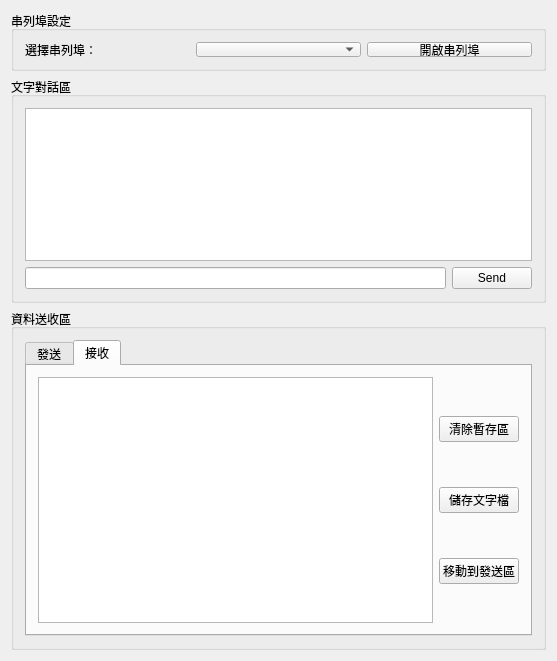
Before: the Qt Designer form mainwindow.ui in mickey9910326/ASA_HMI_Data_Agent, drawn with Qt 5.
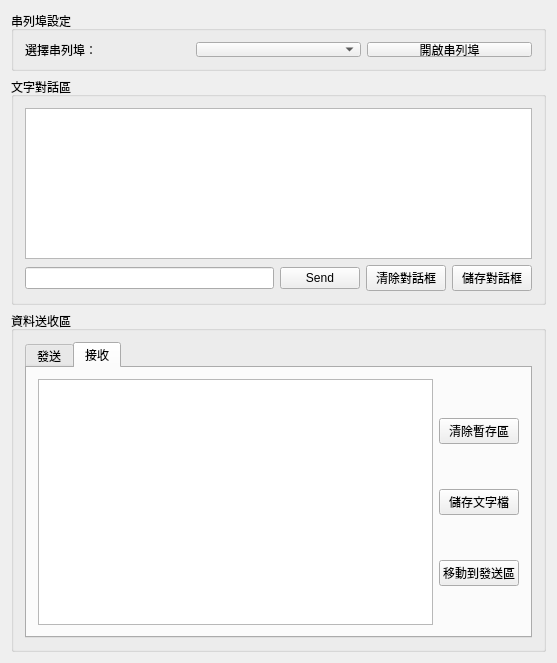
After: the same form once the commit is applied. The open tabs and pages were chosen to show the change.

The edit to the form file:
```diff
--- a/mainwindow.ui
+++ b/mainwindow.ui
@@ -7,7 +7,7 @@
     <x>0</x>
     <y>0</y>
     <width>557</width>
-    <height>661</height>
+    <height>663</height>
    </rect>
   </property>
   <property name="sizePolicy">
@@ -156,6 +156,20 @@
              </property>
             </widget>
            </item>
+           <item>
+            <widget class="QPushButton" name="buttonTerminalClear">
+             <property name="text">
+              <string>清除對話框</string>
+             </property>
+            </widget>
+           </item>
+           <item>
+            <widget class="QPushButton" name="buttonTerminalSave">
+             <property name="text">
+              <string>儲存對話框</string>
+             </property>
+            </widget>
+           </item>
           </layout>
          </item>
         </layout>
```
Left out of the diff: 2 changed lines with no effect on the pictures.
